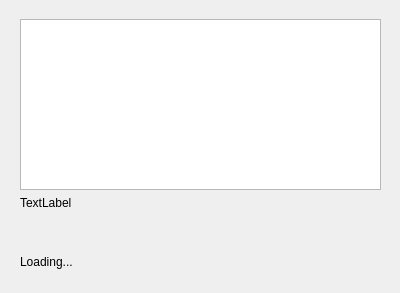
Qt form interface/feedbacklist.ui (Atelier-Developers/COVIDNet-CT) before a commit.
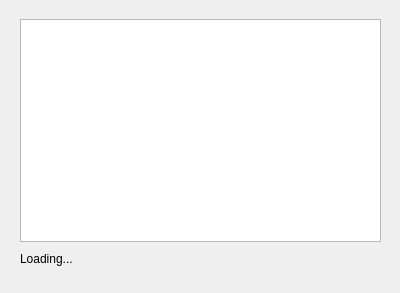
The same form after that commit.

Commit message: remove image after analys

What changed in the file:
```diff
--- a/interface/feedbacklist.ui
+++ b/interface/feedbacklist.ui
@@ -22,20 +22,10 @@
      <height>251</height>
     </rect>
    </property>
-   <layout class="QVBoxLayout" name="verticalLayout" stretch="10,3,1">
+   <layout class="QVBoxLayout" name="verticalLayout" stretch="10,1">
     <item>
      <widget class="QListWidget" name="feedback_list"/>
     </item>
-    <item>
-     <widget class="QLabel" name="desc">
-      <property name="text">
-       <string>TextLabel</string>
-      </property>
-      <property name="alignment">
-       <set>Qt::AlignLeading|Qt::AlignLeft|Qt::AlignTop</set>
-      </property>
-     </widget>
-    </item>
     <item>
      <widget class="QLabel" name="loading">
       <property name="text">
```
The commit also changes 1 other file.
